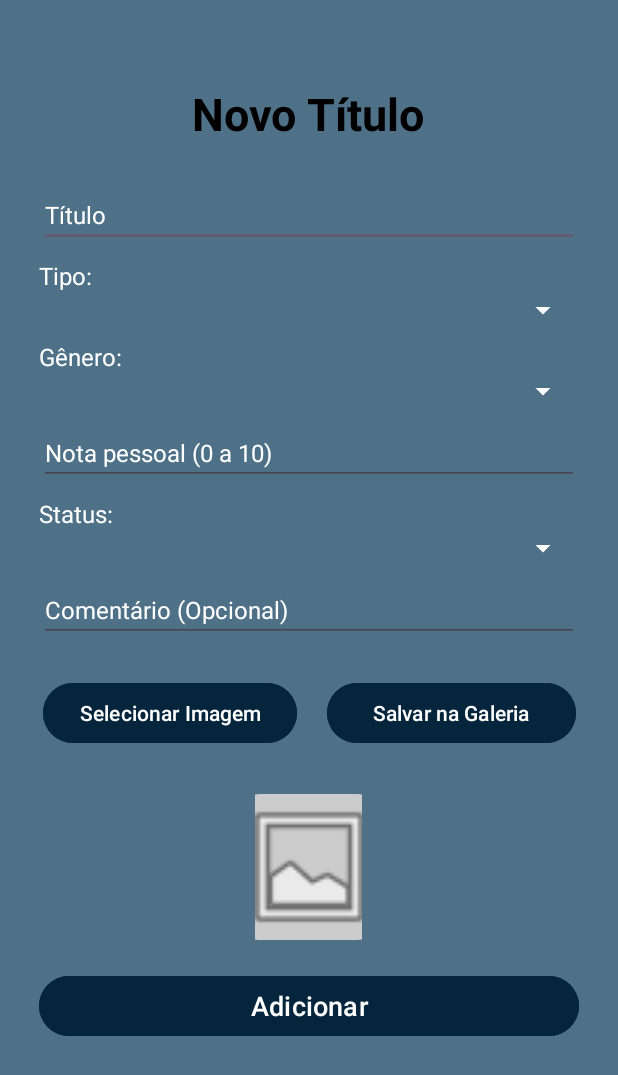
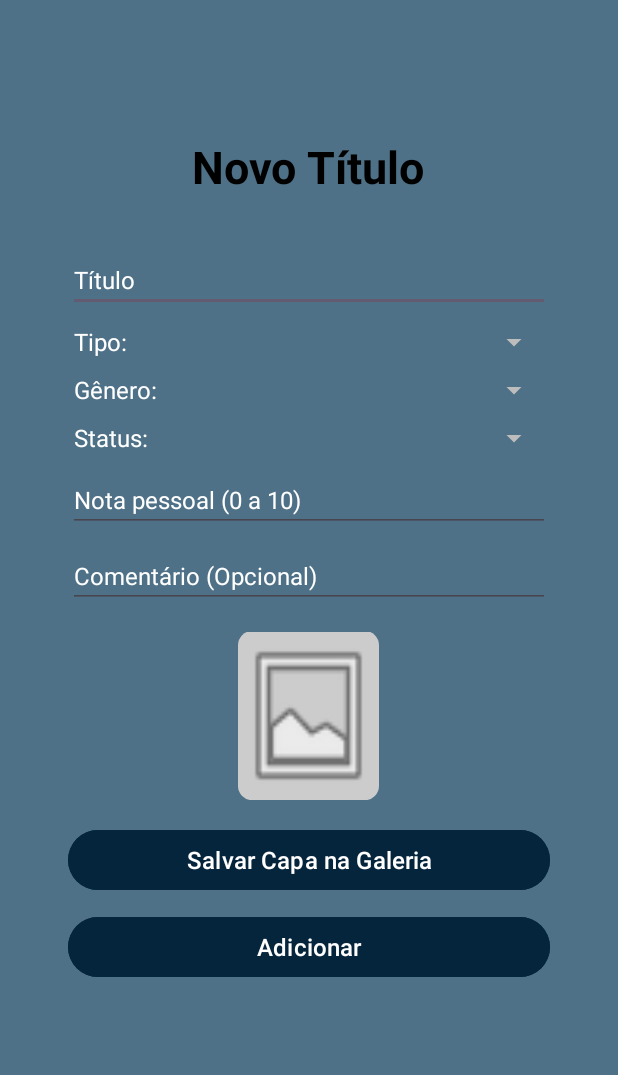
Before and after one commit to Jorge-lj/MeusT-tulos, an Android app: the NovoTituloActivity screen opened directly, with no data from a screen before it, on a phone screen of 412 x 824 dp. Shown: the top 1075 px of the screen. Run offline under Robolectric (Android 15) with nearby library versions, the phone set to English and light mode, and no system bars; 1 statement that could not run was skipped.

```diff
--- a/app/src/main/java/com/jorge/meustitulos/banco_de_dados/MeusTitulosDB.java
+++ b/app/src/main/java/com/jorge/meustitulos/banco_de_dados/MeusTitulosDB.java
@@ -12,7 +12,7 @@ import com.jorge.meustitulos.model.Usuario;
 public class MeusTitulosDB extends SQLiteOpenHelper {
 
     private static final String DB_NAME = "meustitulo.db";
-    private static final int DB_VERSION = 5; // Versão do banco de dados aumentada para 5
+    private static final int DB_VERSION = 5;
 
     private static final String TABLE_TITULOS = "Titulos";
     private static final String TABLE_USUARIOS = "Usuarios";
@@ -26,7 +26,7 @@ public class MeusTitulosDB extends SQLiteOpenHelper {
     private static final String KEY_STATUS = "status";
     private static final String KEY_COMENTARIO = "comentario";
     private static final String KEY_IMAGEM_URI = "imagemUri";
-    private static final String KEY_USER_ID = "userId"; // Nova coluna para vincular títulos a usuários
+    private static final String KEY_USER_ID = "userId";
 
     private static final String KEY_NOME_COMPLETO = "nomeCompleto";
     private static final String KEY_EMAIL = "email";
@@ -50,7 +50,7 @@ public class MeusTitulosDB extends SQLiteOpenHelper {
                 + KEY_STATUS + " TEXT,"
                 + KEY_COMENTARIO + " TEXT,"
                 + KEY_IMAGEM_URI + " TEXT,"
-                + KEY_USER_ID + " INTEGER" + ")"; // Adicionando a coluna userId
+                + KEY_USER_ID + " INTEGER" + ")";
         sqLiteDatabase.execSQL(CREATE_TITULOS_TABLE);
 
         String CREATE_USUARIOS_TABLE = "CREATE TABLE IF NOT EXISTS " + TABLE_USUARIOS + "("
--- a/app/src/main/java/com/jorge/meustitulos/view/NovoTituloActivity.java
+++ b/app/src/main/java/com/jorge/meustitulos/view/NovoTituloActivity.java
@@ -24,7 +24,7 @@ import androidx.core.content.ContextCompat;
 import com.jorge.meustitulos.R;
 import com.jorge.meustitulos.controller.TitulosController;
 import com.jorge.meustitulos.model.Titulo;
-import com.jorge.meustitulos.util.ImagemSalva; // Importe a nova classe utilitária
+import com.jorge.meustitulos.util.ImagemSalva;
 
 import java.io.FileDescriptor;
 import java.io.IOException;
@@ -33,11 +33,11 @@ public class NovoTituloActivity extends AppCompatActivity {
 
     EditText tituloEditText, notaEditText, comentarioEditText;
     Spinner spinnerTipo, spinnerGenero, spinnerStatus;
-    Button btnAdicionar, btnSelecionarImagem, btnSalvarCapaGaleria;
-    ImageView imageViewPreviewCapa;
+    Button btnAdicionar, btnSalvarCapaGaleria; // Removido btnSelecionarImagem
+    ImageView imageViewPreviewCapa; // Agora é clicável
 
     private Uri selectedImageUri;
-    private int currentUserId; // Para armazenar o ID do usuário logado
+    private int currentUserId;
 
     private ActivityResultLauncher<String> requestPermissionLauncher;
     private ActivityResultLauncher<String> pickImageLauncher;
@@ -48,11 +48,10 @@ public class NovoTituloActivity extends AppCompatActivity {
         super.onCreate(savedInstanceState);
         setContentView(R.layout.activity_novotitulo);
 
-        // Obter o userId passado da MainActivity
         currentUserId = getIntent().getIntExtra("userId", -1);
         if (currentUserId == -1) {
             Toast.makeText(this, "Erro: ID do usuário não fornecido.", Toast.LENGTH_LONG).show();
-            finish(); // Finaliza a Activity se não houver userId
+            finish();
             return;
         }
 
@@ -65,8 +64,7 @@ public class NovoTituloActivity extends AppCompatActivity {
         spinnerGenero = findViewById(R.id.spinner_genero);
         spinnerStatus = findViewById(R.id.spinner_status);
 
-        btnSelecionarImagem = findViewById(R.id.btn_selecionar_imagem);
-        imageViewPreviewCapa = findViewById(R.id.imageView_preview_capa);
+        imageViewPreviewCapa = findViewById(R.id.imageView_preview_capa); // Referência à ImageView
         btnSalvarCapaGaleria = findViewById(R.id.btn_salvar_capa_galeria);
 
         ArrayAdapter<CharSequence> adapterTipo = ArrayAdapter.createFromResource(this,
@@ -109,7 +107,8 @@ public class NovoTituloActivity extends AppCompatActivity {
                     }
                 });
 
-        btnSelecionarImagem.setOnClickListener(v -> {
+        // Adicionado OnClickListener diretamente na ImageView
+        imageViewPreviewCapa.setOnClickListener(v -> {
             String permission;
             if (Build.VERSION.SDK_INT >= Build.VERSION_CODES.TIRAMISU) {
                 permission = Manifest.permission.READ_MEDIA_IMAGES;
@@ -183,7 +182,7 @@ public class NovoTituloActivity extends AppCompatActivity {
             novo.setNota(notaValue);
             novo.setStatus(selectedStatus);
             novo.setComentario(comentarioEditText.getText().toString());
-            novo.setUserId(currentUserId); // Define o userId no novo título
+            novo.setUserId(currentUserId);
 
             if (selectedImageUri != null) {
                 novo.setImagemUri(selectedImageUri.toString());
--- a/app/src/main/res/drawable/placeholder_capa.xml
+++ b/app/src/main/res/drawable/placeholder_capa.xml
@@ -3,11 +3,11 @@
     <item>
         <shape android:shape="rectangle">
             <solid android:color="#CCCCCC"/>
-            <corners android:radius="8dp"/>
+            <corners android:radius="4dp"/>
         </shape>
     </item>
     <item android:drawable="@android:drawable/ic_menu_gallery"
         android:gravity="center"
-        android:width="48dp"
+        android:width="40dp"
         android:height="48dp"/>
 </layer-list>
--- a/app/src/main/res/layout/activity_novotitulo.xml
+++ b/app/src/main/res/layout/activity_novotitulo.xml
@@ -5,21 +5,21 @@
     android:background="#4E7187"
     android:gravity="center"
     android:orientation="vertical"
-    android:padding="2dp">
+    android:padding="21dp">
 
     <TextView
         android:layout_width="wrap_content"
         android:layout_height="wrap_content"
+        android:layout_marginBottom="10dp"
+        android:layout_marginTop="10dp"
         android:text="Novo Título"
         android:textColor="#000000"
         android:textSize="30sp"
-        android:textStyle="bold"
-        android:layout_marginTop="2dp"
-        android:layout_marginBottom="2dp"/>
+        android:textStyle="bold" />
 
     <LinearLayout
         android:layout_width="match_parent"
-        android:layout_height="672dp"
+        android:layout_height="602dp"
         android:orientation="vertical"
         android:padding="24dp">
 
@@ -32,37 +32,87 @@
             android:textColorHint="#FFFFFF"
             android:textSize="16sp" />
 
-        <TextView
+        <LinearLayout
             android:layout_width="match_parent"
             android:layout_height="wrap_content"
             android:layout_marginTop="8dp"
+            android:gravity="center_vertical"
+            android:orientation="horizontal"
+            android:weightSum="1">
+
+            <TextView
+                android:layout_width="0dp"
+                android:layout_height="wrap_content"
+                android:layout_weight="0.25"
                 android:text="Tipo:"
                 android:textColor="#FFFFFF"
+                android:layout_marginLeft="4dp"
                 android:textSize="16sp" />
 
             <Spinner
                 android:id="@+id/spinner_tipo"
-            android:layout_width="match_parent"
+                android:layout_width="0dp"
                 android:layout_height="wrap_content"
-            android:backgroundTint="#FFFFFF"
-            android:popupBackground="#464646"
+                android:layout_weight="0.75"
+                android:backgroundTint="#BEBDBD"
+                android:popupBackground="#1F292F"
                 android:spinnerMode="dropdown" />
 
-        <TextView
+        </LinearLayout>
+
+        <LinearLayout
             android:layout_width="match_parent"
             android:layout_height="wrap_content"
             android:layout_marginTop="8dp"
+            android:gravity="center_vertical"
+            android:orientation="horizontal"
+            android:weightSum="1">
+
+            <TextView
+                android:layout_width="0dp"
+                android:layout_height="wrap_content"
+                android:layout_weight="0.25"
                 android:text="Gênero:"
                 android:textColor="#FFFFFF"
+                android:layout_marginLeft="4dp"
                 android:textSize="16sp" />
 
             <Spinner
                 android:id="@+id/spinner_genero"
+                android:layout_width="0dp"
+                android:layout_height="wrap_content"
+                android:layout_weight="0.75"
+                android:backgroundTint="#BEBDBD"
+                android:popupBackground="#1F292F"
+                android:spinnerMode="dropdown" />
+        </LinearLayout>
+
+        <LinearLayout
             android:layout_width="match_parent"
             android:layout_height="wrap_content"
-            android:backgroundTint="#FFFFFF"
-            android:popupBackground="#464646"
+            android:layout_marginTop="8dp"
+            android:gravity="center_vertical"
+            android:orientation="horizontal"
+            android:weightSum="1">
+
+            <TextView
+                android:layout_width="0dp"
+                android:layout_height="wrap_content"
+                android:layout_weight="0.25"
+                android:text="Status:"
+                android:textColor="#FFFFFF"
+                android:layout_marginLeft="4dp"
+                android:textSize="16sp" />
+
+            <Spinner
+                android:id="@+id/spinner_status"
+                android:layout_width="0dp"
+                android:layout_height="wrap_content"
+                android:layout_weight="0.75"
+                android:backgroundTint="#BEBDBD"
+                android:popupBackground="#1F292F"
                 android:spinnerMode="dropdown" />
+        </LinearLayout>
 
         <EditText
             android:id="@+id/nota"
@@ -75,22 +125,6 @@
             android:textColorHint="#FFFFFF"
             android:textSize="16sp" />
 
-        <TextView
-            android:layout_width="match_parent"
-            android:layout_height="wrap_content"
-            android:layout_marginTop="8dp"
-            android:text="Status:"
-            android:textColor="#FFFFFF"
-            android:textSize="16sp" />
-
-        <Spinner
-            android:id="@+id/spinner_status"
-            android:layout_width="match_parent"
-            android:layout_height="wrap_content"
-            android:backgroundTint="#FFFFFF"
-            android:popupBackground="#464646"
-            android:spinnerMode="dropdown" />
-
         <EditText
             android:id="@+id/comentario"
             android:layout_width="match_parent"
@@ -101,56 +135,35 @@
             android:textColorHint="#FFFFFF"
             android:textSize="16sp" />
 
-        <LinearLayout
-            android:id="@+id/linearLayout2"
-            android:layout_width="wrap_content"
-            android:layout_height="75dp"
-            android:gravity="center"
-            android:layout_marginTop="10dp"
-            android:orientation="horizontal">
-
-            <Button
-                android:id="@+id/btn_selecionar_imagem"
-                android:layout_width="wrap_content"
-                android:layout_height="wrap_content"
-                android:layout_margin="10dp"
-                android:layout_marginTop="10dp"
-                android:backgroundTint="#05253D"
-                android:text="Selecionar Imagem"
-                android:textSize="14sp" />
+        <ImageView
+            android:id="@+id/imageView_preview_capa"
+            android:layout_width="94dp"
+            android:layout_height="112dp"
+            android:layout_gravity="center_horizontal"
+            android:layout_marginTop="16dp"
+            android:clickable="true"
+            android:contentDescription="Pré-visualização da capa do título"
+            android:focusable="true"
+            android:scaleType="centerCrop"
+            android:src="@drawable/placeholder_capa" />
 
         <Button
             android:id="@+id/btn_salvar_capa_galeria"
-                android:layout_width="166dp"
+            android:layout_width="match_parent"
             android:layout_height="wrap_content"
-                android:layout_margin="10dp"
-                android:layout_marginTop="10dp"
+            android:layout_marginTop="16dp"
             android:backgroundTint="#05253D"
-                android:text="Salvar na Galeria"
-                android:textSize="14sp" />
-
-        </LinearLayout>
-
-        <ImageView
-            android:id="@+id/imageView_preview_capa"
-            android:layout_width="71dp"
-            android:layout_height="97dp"
-            android:layout_gravity="center_horizontal"
-            android:layout_marginTop="16dp"
-            android:contentDescription="Pré-visualização da capa do título"
-            android:scaleType="centerCrop"
-            android:src="@drawable/placeholder_capa" />
+            android:text="Salvar Capa na Galeria"
+            android:textSize="16sp" />
 
         <Button
             android:id="@+id/btn_adicionar_titulo"
             android:layout_width="match_parent"
             android:layout_height="wrap_content"
-            android:layout_marginTop="20dp"
+            android:layout_marginTop="10dp"
             android:backgroundTint="#05253D"
             android:text="Adicionar"
-            android:textSize="18sp" />
-
-
+            android:textSize="16sp" />
     </LinearLayout>
 
 </LinearLayout>
--- a/app/src/main/res/layout/custom_spinner_item.xml
+++ b/app/src/main/res/layout/custom_spinner_item.xml
@@ -4,7 +4,7 @@
     android:layout_width="match_parent"
     android:layout_height="wrap_content"
     android:padding="12dp"
-    android:textColor="#FFFFFF"
+    android:textColor="#BEBDBD"
     android:textSize="16sp"
     android:gravity="center_vertical"
     android:singleLine="true"
```
Also changed, not shown: app/src/main/java/com/jorge/meustitulos/view/EditarTituloActivity.java (+6 -11 lines), app/src/main/java/com/jorge/meustitulos/view/PerfilUsuarioActivity.java (+5 -7 lines), app/src/main/res/layout/activity_editartitulo.xml (+69 -43 lines), app/src/main/res/layout/activity_perfil_usuario.xml (+17 -35 lines). Lines whose indentation alone changed are shown as unchanged.
